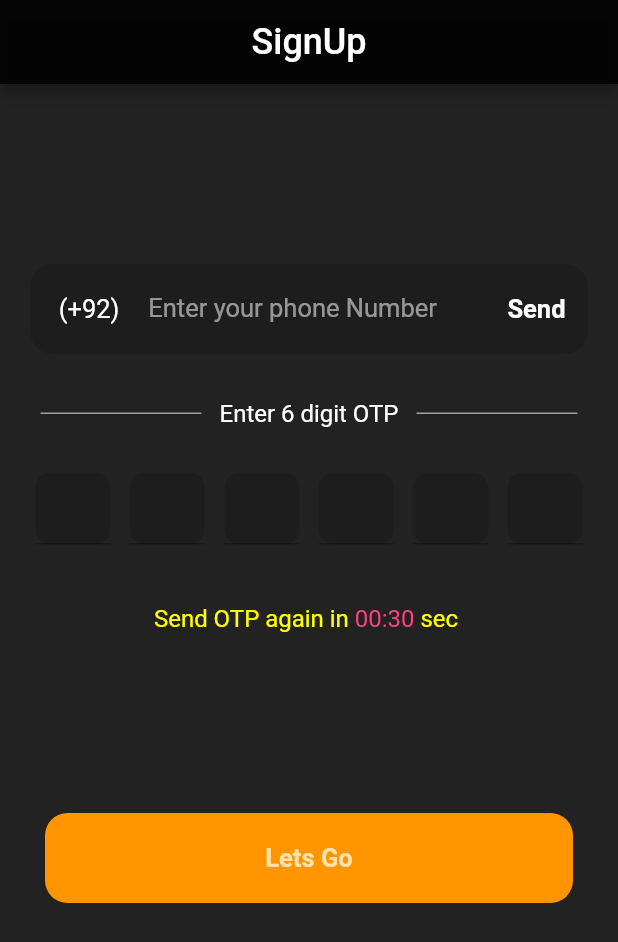
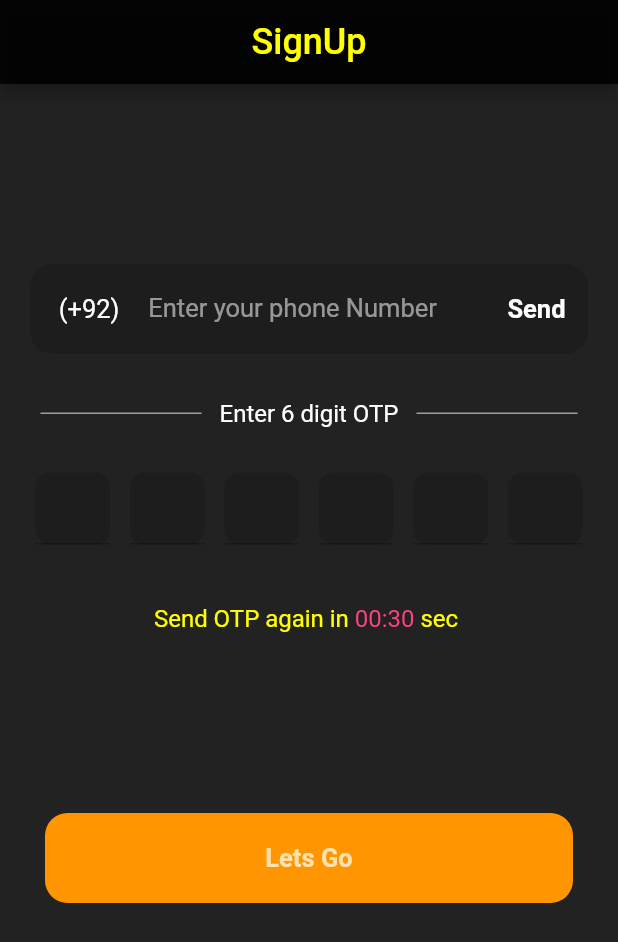
Before and after one commit to AzfarRehman/anubhavcaterespvt, a Flutter app: the PhoneAuthPage screen opened directly, on a phone screen of 412 x 824 dp. Shown: the top 942 px of the screen. Run offline on Flutter 3.47's test engine with Material 2 defaults, Android fonts, the phone set to English and light mode, and no system bars; drawn by our look-alikes of otp_text_field; our stand-ins replace carousel_slider, cloud_firestore, equatable, firebase_auth, firebase_core, flutter_secure_storage and 1 more; accounts and stored records are empty; network calls fail.

```diff
--- a/lib/main.dart
+++ b/lib/main.dart
@@ -1,14 +1,15 @@
+
+import 'dart:async';
 
 import 'package:anubhavcaterespvt/screens/bottomapp_bar.dart';
 import 'package:anubhavcaterespvt/screens/home_page.dart';
 import 'package:anubhavcaterespvt/screens/otp.dart';
 import 'package:anubhavcaterespvt/screens/splash_screen.dart';
-import 'package:anubhavcaterespvt/service/auth_service.dart';
 import 'package:firebase_core/firebase_core.dart';
 import 'package:flutter/material.dart';
 import 'package:firebase_auth/firebase_auth.dart' as firebase_auth;
 
-void main()  async{
+Future<void> main()  async{
   WidgetsFlutterBinding.ensureInitialized();
   await Firebase.initializeApp();
   runApp(const MyApp());
@@ -22,19 +23,21 @@ class MyApp extends StatefulWidget {
 }
 
 class _MyAppState extends State<MyApp> {
-  firebase_auth.FirebaseAuth firebaseAuth =
-      firebase_auth.FirebaseAuth.instance;
-  AuthClass authClass = AuthClass();
+  firebase_auth.FirebaseAuth firebaseAuth = firebase_auth.FirebaseAuth.instance;
+
+
 
   @override
+
   Widget build(BuildContext context) {
+
     return MaterialApp(
-
       darkTheme: ThemeData(
           primaryColorDark: Colors.black
       ),
       debugShowCheckedModeBanner: false,
-     home: const PhoneAuthPage(),
+
+      home: const BottomBar(),
     );
   }
 }
--- /dev/null
+++ b/lib/repositories/products/base_product_repository.dart
@@ -0,0 +1,5 @@
+import 'package:anubhavcaterespvt/models/model.dart';
+
+abstract class BaseProductRepository{
+  Stream<List<Product>> getAllProducts();
+}
--- a/lib/screens/otp.dart
+++ b/lib/screens/otp.dart
@@ -30,7 +30,7 @@ class _PhoneAuthPageState extends State<PhoneAuthPage> {
         backgroundColor: Colors.black87,
         title: const Text(
           "SignUp",
-          style: TextStyle(color: Colors.white, fontSize: 24),
+          style: TextStyle(color: Colors.yellowAccent, fontSize: 24),
         ),
         centerTitle: true,
       ),
--- a/lib/screens/splash_screen.dart
+++ b/lib/screens/splash_screen.dart
@@ -32,6 +32,7 @@ class _SplashScreenState extends State<SplashScreen> with SingleTickerProviderSt
 
   @override
   Widget build(BuildContext context) {
+
     Timer(const Duration(seconds: 3), () =>
         Navigator.push(context, MaterialPageRoute(builder: (builder) => const PhoneAuthPage())));
 
--- a/pubspec.yaml
+++ b/pubspec.yaml
@@ -43,6 +43,8 @@ dependencies:
   firebase_auth: ^3.2.0
   flutter_secure_storage: ^4.2.1
   firebase_storage: ^10.1.0
+  cloud_firestore: ^3.1.0
+
 
 
 dev_dependencies:
```
Also changed, not shown: lib/models/product_model.dart (+17 -1 lines), lib/repositories/products/product_repository.dart (added, +20 -0 lines), pubspec.lock.
